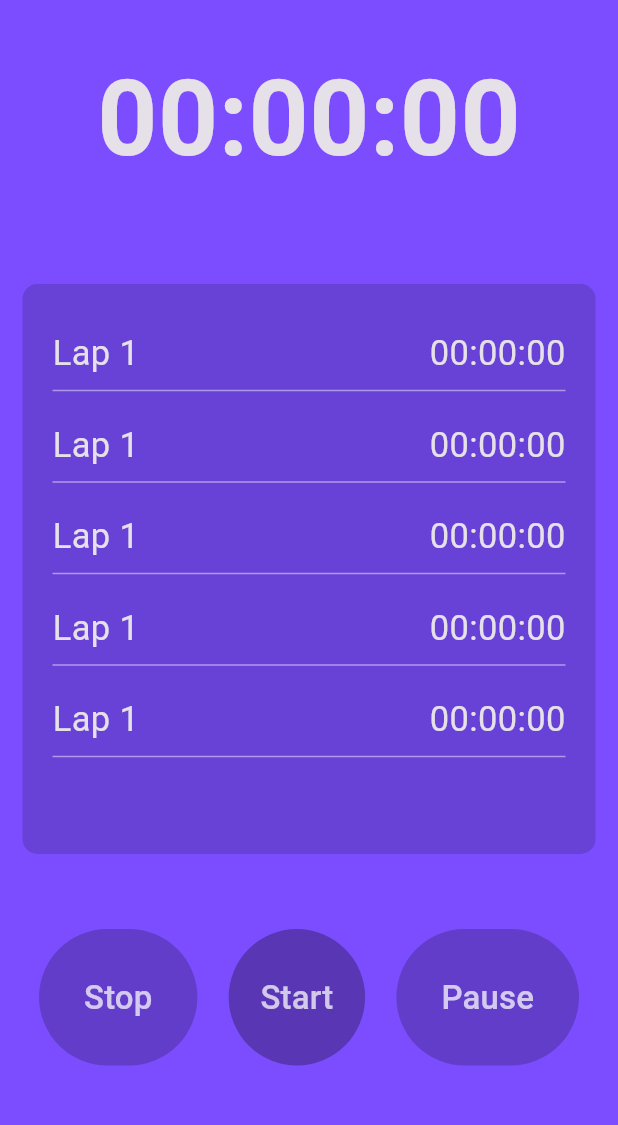
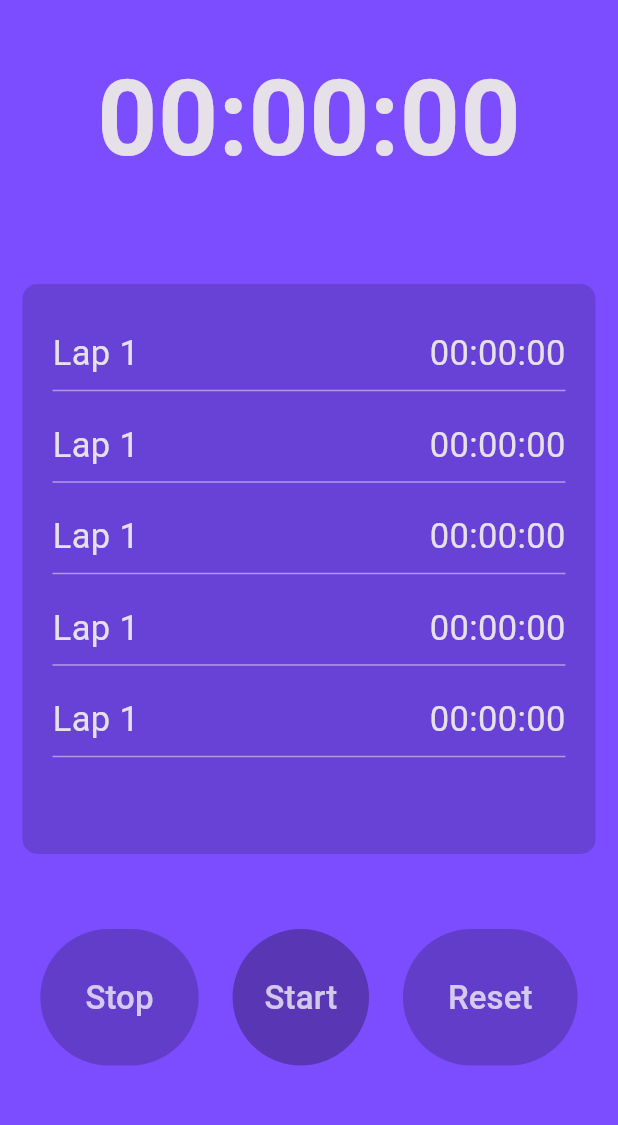
Before and after one commit to YousefDewidar/PRODIGY_AD, a Flutter app: the screen it shows after launch, on a phone screen of 412 x 824 dp, the part 28-1153 px from its top. Run offline on Flutter 3.47's test engine with Material 3 defaults, Android fonts, the phone set to English and light mode, and no system bars; our stand-ins replace device_preview, flutter_bloc.

Commit message:
create controls cubit

```diff
--- /dev/null
+++ b/stop_watch/lib/control cubit/control_cubit.dart
@@ -0,0 +1,28 @@
+import 'package:flutter_bloc/flutter_bloc.dart';
+import 'package:stop_watch/control%20cubit/control_state.dart';
+
+class ControlCubit extends Cubit<ControlState> {
+  ControlCubit() : super(ControlInitial());
+  Stopwatch stopwatch = Stopwatch();
+
+  String getCurTime() {
+    emit(ControlDone());
+
+    return '${stopwatch.elapsed.inMinutes}:${stopwatch.elapsed.inSeconds}:${stopwatch.elapsed.inMilliseconds}';
+  }
+
+  void stop() {
+    emit(ControlDone());
+    stopwatch.stop();
+  }
+
+  void start() {
+    emit(ControlDone());
+    stopwatch.start();
+  }
+
+  void reset() {
+    emit(ControlDone());
+    stopwatch.reset();
+  }
+}
--- /dev/null
+++ b/stop_watch/lib/control cubit/control_state.dart
@@ -0,0 +1,4 @@
+sealed class ControlState {}
+
+final class ControlInitial extends ControlState {}
+final class ControlDone extends ControlState {}
--- a/stop_watch/lib/views/home_view.dart
+++ b/stop_watch/lib/views/home_view.dart
@@ -1,4 +1,6 @@
 import 'package:flutter/material.dart';
+import 'package:flutter_bloc/flutter_bloc.dart';
+import 'package:stop_watch/control%20cubit/control_cubit.dart';
 import 'package:stop_watch/widgets/custom_title.dart';
 import 'package:stop_watch/widgets/home_view_body.dart';
 
@@ -7,14 +9,17 @@ class HomeView extends StatelessWidget {
 
   @override
   Widget build(BuildContext context) {
-    return const Scaffold(
+    return  Scaffold(
       backgroundColor: Colors.deepPurpleAccent,
       body: SafeArea(
         child: Column(
           crossAxisAlignment: CrossAxisAlignment.stretch,
           children: [
-            CustomTitle(),
-            HomeViewBody(),
+            const CustomTitle(),
+            BlocProvider(
+              create: (context) => ControlCubit(),
+              child: const HomeViewBody(),
+            ),
           ],
         ),
       ),
--- a/stop_watch/lib/widgets/control_buttons.dart
+++ b/stop_watch/lib/widgets/control_buttons.dart
@@ -1,5 +1,6 @@
-
 import 'package:flutter/material.dart';
+import 'package:flutter_bloc/flutter_bloc.dart';
+import 'package:stop_watch/control%20cubit/control_cubit.dart';
 import 'package:stop_watch/widgets/custom_button.dart';
 
 class ControlButtons extends StatelessWidget {
@@ -7,20 +8,29 @@ class ControlButtons extends StatelessWidget {
 
   @override
   Widget build(BuildContext context) {
-    return const Padding(
-      padding: EdgeInsets.only(top: 50.0,left: 20,right: 20),
+    return Padding(
+      padding: const EdgeInsets.only(top: 50.0, left: 20, right: 20),
       child: Row(
         mainAxisAlignment: MainAxisAlignment.spaceAround,
         children: [
           CustomButton(
+            onPressed: () {
+              BlocProvider.of<ControlCubit>(context).stop();
+            },
             title: 'Stop',
           ),
           CustomButton(
+            onPressed: () {
+              BlocProvider.of<ControlCubit>(context).start();
+            },
             title: 'Start',
             isGO: true,
           ),
           CustomButton(
-            title: 'Pause',
+            onPressed: () {
+              BlocProvider.of<ControlCubit>(context).reset();
+            },
+            title: 'Reset',
           ),
         ],
       ),
--- a/stop_watch/lib/widgets/home_view_body.dart
+++ b/stop_watch/lib/widgets/home_view_body.dart
@@ -12,7 +12,6 @@ class HomeViewBody extends StatelessWidget {
       children: [
         StopWatchTimer(),
         LapsListView(),
-
         ControlButtons(),
       ],
     );
--- a/stop_watch/lib/widgets/stop_watch_timer.dart
+++ b/stop_watch/lib/widgets/stop_watch_timer.dart
@@ -1,17 +1,35 @@
 import 'package:flutter/material.dart';
+import 'package:flutter_bloc/flutter_bloc.dart';
+import 'package:stop_watch/control%20cubit/control_cubit.dart';
+import 'package:stop_watch/control%20cubit/control_state.dart';
 
-class StopWatchTimer extends StatelessWidget {
+class StopWatchTimer extends StatefulWidget {
   const StopWatchTimer({
     super.key,
   });
 
   @override
+  State<StopWatchTimer> createState() => _StopWatchTimerState();
+}
+
+class _StopWatchTimerState extends State<StopWatchTimer> {
+  String curTime = '00:00:00';
+
+  @override
   Widget build(BuildContext context) {
-    return const Padding(
-      padding: EdgeInsets.only(top: 40.0,bottom: 60),
-      child: Text(
-        '00:00:00',
-        style: TextStyle(fontSize: 70, fontWeight: FontWeight.w700),
+    return Padding(
+      padding: const EdgeInsets.only(top: 40.0, bottom: 60),
+      child: BlocListener<ControlCubit, ControlState>(
+        listener: (context, state) {
+          print(BlocProvider.of<ControlCubit>(context).getCurTime());
+          if (state is ControlDone) {
+            curTime = BlocProvider.of<ControlCubit>(context).getCurTime();
+          }
+        },
+        child: Text(
+          curTime,
+          style: const TextStyle(fontSize: 70, fontWeight: FontWeight.w700),
+        ),
       ),
     );
   }
--- a/stop_watch/pubspec.yaml
+++ b/stop_watch/pubspec.yaml
@@ -36,6 +36,7 @@ dependencies:
   # Use with the CupertinoIcons class for iOS style icons.
   cupertino_icons: ^1.0.6
   device_preview: ^1.2.0
+  flutter_bloc: ^8.1.6
 
 dev_dependencies:
   flutter_test:
```
Also changed, not shown: stop_watch/pubspec.lock.
